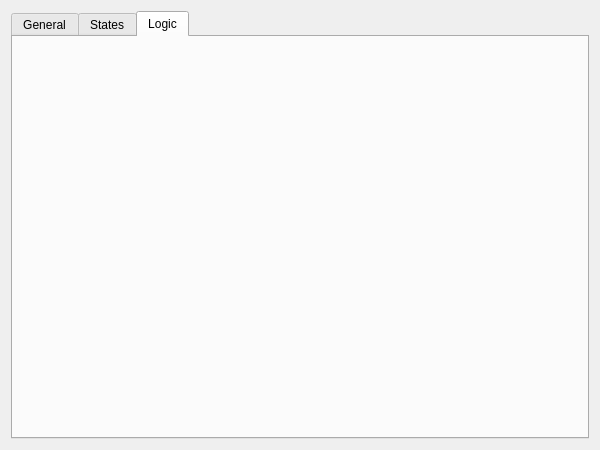
First picture: the form in configwindow.ui, repository Skwara/CA_Suite, before the edit.
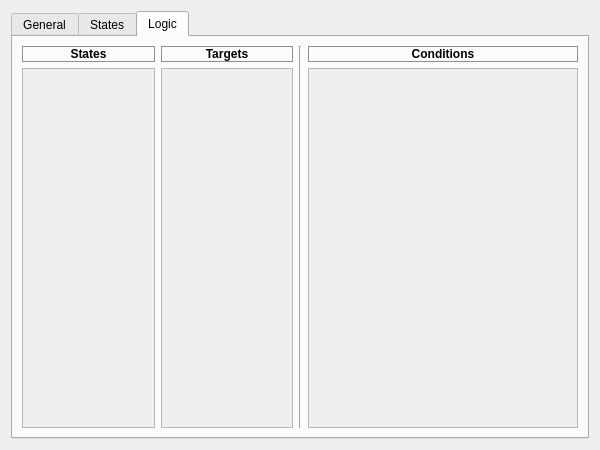
Second picture: the form after the edit. The open tabs and pages were chosen to show the change.

Commit message: Zabawa ze statesami

Diff of the .ui file:
```diff
--- a/configwindow.ui
+++ b/configwindow.ui
@@ -446,6 +446,134 @@
       <attribute name="title">
        <string>Logic</string>
       </attribute>
+      <layout class="QGridLayout" name="gridLayout_3">
+       <item row="0" column="0">
+        <layout class="QGridLayout" name="gridLayout">
+         <property name="verticalSpacing">
+          <number>-1</number>
+         </property>
+         <item row="0" column="0">
+          <widget class="QLabel" name="label">
+           <property name="font">
+            <font>
+             <weight>75</weight>
+             <bold>true</bold>
+            </font>
+           </property>
+           <property name="styleSheet">
+            <string notr="true">border: 1px solid #8f8f91</string>
+           </property>
+           <property name="text">
+            <string>States</string>
+           </property>
+           <property name="alignment">
+            <set>Qt::AlignCenter</set>
+           </property>
+          </widget>
+         </item>
+         <item row="0" column="1">
+          <widget class="QLabel" name="label_2">
+           <property name="font">
+            <font>
+             <weight>75</weight>
+             <bold>true</bold>
+            </font>
+           </property>
+           <property name="styleSheet">
+            <string notr="true">border: 1px solid #8f8f91</string>
+           </property>
+           <property name="text">
+            <string>Targets</string>
+           </property>
+           <property name="alignment">
+            <set>Qt::AlignCenter</set>
+           </property>
+          </widget>
+         </item>
+         <item row="1" column="0">
+          <widget class="QScrollArea" name="scrollArea">
+           <property name="widgetResizable">
+            <bool>true</bool>
+           </property>
+           <widget class="QWidget" name="scrollAreaWidgetContents_3">
+            <property name="geometry">
+             <rect>
+              <x>0</x>
+              <y>0</y>
+              <width>119</width>
+              <height>341</height>
+             </rect>
+            </property>
+           </widget>
+          </widget>
+         </item>
+         <item row="1" column="1">
+          <widget class="QScrollArea" name="scrollArea_2">
+           <property name="widgetResizable">
+            <bool>true</bool>
+           </property>
+           <widget class="QWidget" name="scrollAreaWidgetContents_4">
+            <property name="geometry">
+             <rect>
+              <x>0</x>
+              <y>0</y>
+              <width>118</width>
+              <height>341</height>
+             </rect>
+            </property>
+           </widget>
+          </widget>
+         </item>
+        </layout>
+       </item>
+       <item row="0" column="1">
+        <widget class="Line" name="line_2">
+         <property name="orientation">
+          <enum>Qt::Vertical</enum>
+         </property>
+        </widget>
+       </item>
+       <item row="0" column="2">
+        <layout class="QGridLayout" name="gridLayout_2">
+         <item row="0" column="0">
+          <widget class="QLabel" name="label_3">
+           <property name="font">
+            <font>
+             <weight>75</weight>
+             <bold>true</bold>
+            </font>
+           </property>
+           <property name="styleSheet">
+            <string notr="true">border: 1px solid #8f8f91</string>
+           </property>
+           <property name="text">
+            <string>Conditions</string>
+           </property>
+           <property name="alignment">
+            <set>Qt::AlignCenter</set>
+           </property>
+          </widget>
+         </item>
+         <item row="1" column="0">
+          <widget class="QScrollArea" name="scrollArea_3">
+           <property name="widgetResizable">
+            <bool>true</bool>
+           </property>
+           <widget class="QWidget" name="scrollAreaWidgetContents_5">
+            <property name="geometry">
+             <rect>
+              <x>0</x>
+              <y>0</y>
+              <width>248</width>
+              <height>341</height>
+             </rect>
+            </property>
+           </widget>
+          </widget>
+         </item>
+        </layout>
+       </item>
+      </layout>
      </widget>
     </widget>
    </item>
```
Left out of the diff: 60 changed lines with no effect on the pictures. The commit also changes 2 other files.
